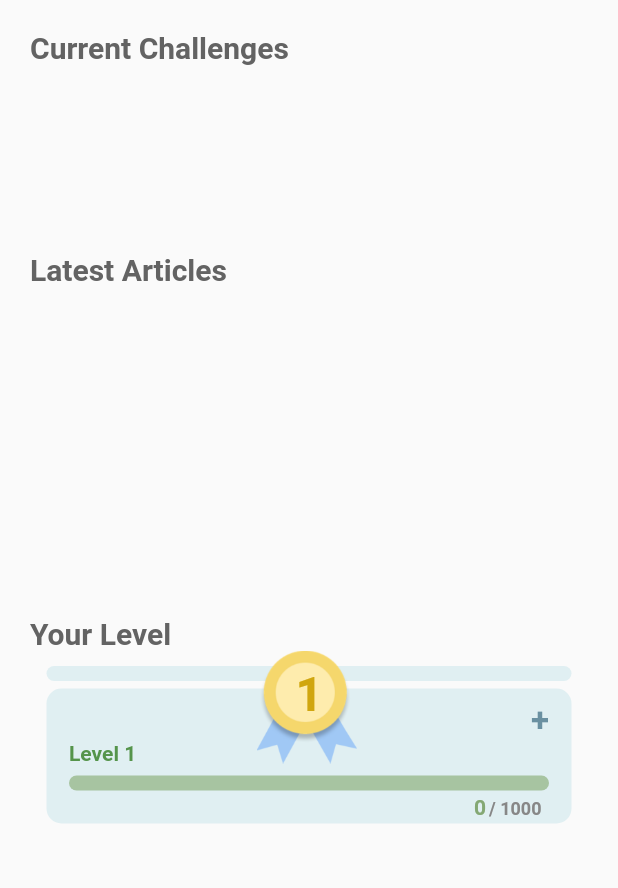
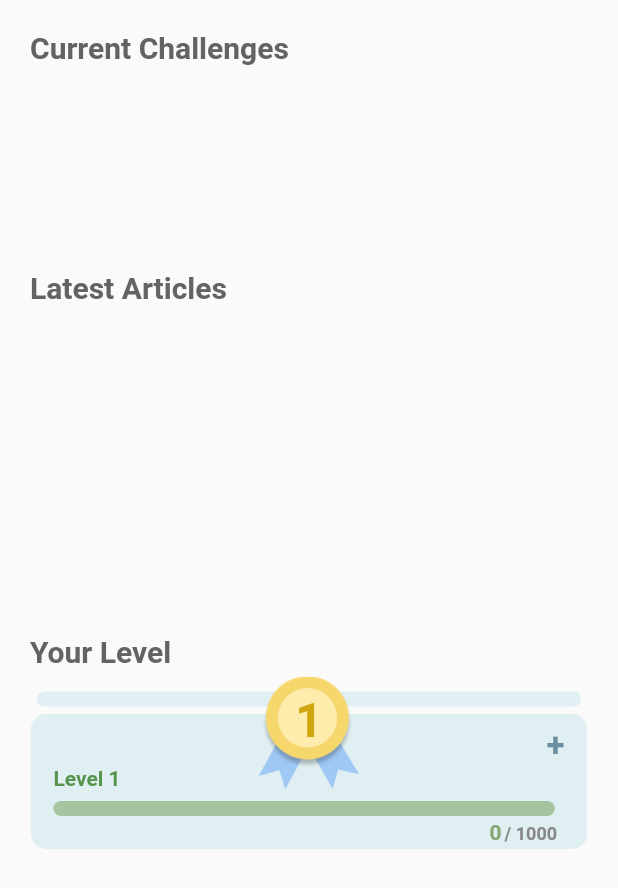
Before and after one commit to nabihbassil/SWM_Sustainability_App, a Flutter app: the HomeScreen screen opened directly, on a phone screen of 412 x 824 dp. Shown: the top 888 px of the screen. Run offline on Flutter 3.47's test engine with Material 2 defaults, Android fonts, the phone set to English and light mode, and no system bars; drawn by our look-alikes of percent_indicator; our stand-ins replace cloud_firestore, firebase_auth, firebase_core, firebase_storage, fluttertoast, google_fonts and 1 more; accounts and stored records are empty; Roboto replaces fonts that are missing (Arvo).

Commit message:
Styling changes

```diff
--- a/swm_app/lib/screens/home_screen.dart
+++ b/swm_app/lib/screens/home_screen.dart
@@ -1,4 +1,3 @@
-
 import 'package:cloud_firestore/cloud_firestore.dart';
 
 import 'package:flutter/material.dart';
@@ -19,11 +18,13 @@ class HomeScreen extends StatefulWidget {
 }
 
 class _HomeScreenState extends State<HomeScreen> {
+  final Query _level = FirebaseFirestore.instance.collection('Levels');
   List<Object> _newsList = [];
-  final Query _news = FirebaseFirestore.instance.collection('news');
-  int points = 800;
+
+  int points = 0;
+  int level = 1;
   int leveltotal = 1000;
-  int level = 1;
+
   List LProgress = ['0'];
   UserModel userData = UserModel();
 
@@ -35,6 +36,8 @@ class _HomeScreenState extends State<HomeScreen> {
       points = userData.points!;
     });
   }
+
+  getLevel() {}
 
   GetAllModulesInProgress() async {
     await UserService()
@@ -60,11 +63,11 @@ class _HomeScreenState extends State<HomeScreen> {
   @override
   Widget build(BuildContext context) {
     return Scaffold(
-      body: Center(
+      body: SingleChildScrollView(
         child: Padding(
           padding: const EdgeInsets.all(20),
           child: Column(
-            mainAxisAlignment: MainAxisAlignment.start,
+            mainAxisAlignment: MainAxisAlignment.center,
             crossAxisAlignment: CrossAxisAlignment.center,
             children: <Widget>[
               Align(
@@ -78,7 +81,7 @@ class _HomeScreenState extends State<HomeScreen> {
                           fontWeight: FontWeight.bold),
                     ),
                   )),
-              const SizedBox(height: 5),
+              const SizedBox(height: 10),
               SizedBox(
                   width: MediaQuery.of(context).size.width,
                   height: 120,
@@ -100,10 +103,10 @@ class _HomeScreenState extends State<HomeScreen> {
                             return Row(children: [
                               Column(
                                 children: [
+                                  Row(children: [
                                     Align(
                                       alignment: Alignment.topLeft,
                                       child: SizedBox(
-                                      width: 340,
                                         child: Text(
                                           item['modName'],
                                           style: const TextStyle(
@@ -114,8 +117,13 @@ class _HomeScreenState extends State<HomeScreen> {
                                         ),
                                       ),
                                     ),
+                                    SizedBox(
+                                      width: MediaQuery.of(context).size.width -
+                                          150,
+                                    )
+                                  ]),
                                   const SizedBox(
-                                    height: 4,
+                                    height: 5,
                                   ),
                                   GestureDetector(
                                     onTap: () {
@@ -129,10 +137,11 @@ class _HomeScreenState extends State<HomeScreen> {
                                                   )));
                                     },
                                     child: Container(
-                                      padding:
-                                          const EdgeInsets.symmetric(horizontal: 10),
+                                      padding: const EdgeInsets.symmetric(
+                                          horizontal: 10),
                                       height: 90,
-                                      width: 370,
+                                      width: MediaQuery.of(context).size.width *
+                                          0.9,
                                       child: ClipRRect(
                                         borderRadius: BorderRadius.circular(8),
                                         child: Stack(
@@ -142,7 +151,8 @@ class _HomeScreenState extends State<HomeScreen> {
                                               fit: BoxFit.cover,
                                               width: MediaQuery.of(context)
                                                       .size
-                                                  .width,
+                                                      .width -
+                                                  40,
                                             ),
                                             Positioned(
                                               top: 10,
@@ -171,6 +181,7 @@ class _HomeScreenState extends State<HomeScreen> {
                           }).toList(),
                         ));
                       })),
+              const SizedBox(height: 7),
               Align(
                   alignment: Alignment.centerLeft,
                   child: Container(
@@ -182,10 +193,10 @@ class _HomeScreenState extends State<HomeScreen> {
                           fontWeight: FontWeight.bold),
                     ),
                   )),
-              const SizedBox(height: 5),
+              const SizedBox(height: 10),
               SizedBox(
-                  width: MediaQuery.of(context).size.width,
-                  height: 210,
+                  width: MediaQuery.of(context).size.width * 0.9,
+                  height: 200,
                   child: Expanded(
                       child: ListView.builder(
                     shrinkWrap: false,
@@ -195,7 +206,7 @@ class _HomeScreenState extends State<HomeScreen> {
                       return ArticleCard(_newsList[index] as Article);
                     },
                   ))),
-              const SizedBox(height: 5),
+              const SizedBox(height: 10),
               Align(
                   alignment: Alignment.centerLeft,
                   child: Container(
@@ -207,22 +218,24 @@ class _HomeScreenState extends State<HomeScreen> {
                           fontWeight: FontWeight.bold),
                     ),
                   )),
-              const SizedBox(height: 10),
+              const SizedBox(height: 15),
               GestureDetector(
                   onTap: () {
-                    Navigator.of(context).push(
-                        MaterialPageRoute(builder: (context) => const Levels()));
+                    Navigator.of(context).push(MaterialPageRoute(
+                        builder: (context) => const Levels()));
                   },
                   // change to navigation to awareness screen
                   child: SizedBox(
                       height: 120,
-                      width: 350,
+                      width: MediaQuery.of(context).size.width * 0.9,
                       child: Center(
-                          child:
-                              Stack(clipBehavior: Clip.none, children: <Widget>[
+                          child: Stack(
+                              clipBehavior: Clip.none,
+                              alignment: Alignment.center,
+                              children: <Widget>[
                             Container(
                                 height: 90,
-                            width: 350,
+                                width: MediaQuery.of(context).size.width * 0.9,
                                 decoration: const BoxDecoration(
                                     color: Color.fromARGB(255, 224, 239, 242),
                                     borderRadius:
@@ -231,15 +244,15 @@ class _HomeScreenState extends State<HomeScreen> {
                               bottom: 95,
                               child: Container(
                                   height: 10,
-                              width: 350,
+                                  width:
+                                      MediaQuery.of(context).size.width * 0.88,
                                   decoration: const BoxDecoration(
                                       color: Color.fromARGB(255, 224, 239, 242),
-                                  borderRadius:
-                                      BorderRadius.all(Radius.circular(20)))),
+                                      borderRadius: BorderRadius.all(
+                                          Radius.circular(20)))),
                             ),
                             const Positioned(
                               bottom: 40,
-                          left: 140,
                               child: SizedBox(
                                 height: 75,
                                 child: Image(
@@ -260,13 +273,13 @@ class _HomeScreenState extends State<HomeScreen> {
                                 )),
                             Positioned(
                                 bottom: 67,
-                            left: 166,
                                 child: Text(level.toString(),
                                     textAlign: TextAlign.left,
                                     style: GoogleFonts.arvo(
                                       textStyle: const TextStyle(
                                           fontSize: 32,
-                                      color: Color.fromARGB(255, 208, 166, 15),
+                                          color:
+                                              Color.fromARGB(255, 208, 166, 15),
                                           fontWeight: FontWeight.bold),
                                     ))),
                             const Positioned(
@@ -285,16 +298,18 @@ class _HomeScreenState extends State<HomeScreen> {
                                 bottom: 22,
                                 left: 5,
                                 child: SizedBox(
-                              width: 340,
+                                  width:
+                                      MediaQuery.of(context).size.width * 0.86,
                                   child: LinearPercentIndicator(
                                     animateFromLastPercent: true,
                                     animationDuration: 5000,
                                     barRadius: const Radius.circular(16.0),
                                     lineHeight: 10,
                                     percent: points / leveltotal,
-                                backgroundColor:
-                                    const Color.fromARGB(255, 167, 196, 161),
-                                progressColor: const Color.fromARGB(255, 23, 141, 4),
+                                    backgroundColor: const Color.fromARGB(
+                                        255, 167, 196, 161),
+                                    progressColor:
+                                        const Color.fromARGB(255, 23, 141, 4),
                                   ),
                                 )),
                             Positioned(
--- a/swm_app/lib/screens/splash.dart
+++ b/swm_app/lib/screens/splash.dart
@@ -16,9 +16,9 @@ class _SplashState extends State<Splash> {
   }
 
   _navigatetologin() async {
-    await Future.delayed(const Duration(milliseconds: 2100), () {});
-    Navigator.pushReplacement(
-        context, MaterialPageRoute(builder: ((context) => const LoginScreen())));
+    await Future.delayed(const Duration(milliseconds: 2000), () {});
+    Navigator.pushReplacement(context,
+        MaterialPageRoute(builder: ((context) => const LoginScreen())));
   }
 
   @override
```
Also changed, not shown: swm_app/lib/Components/singlearticle.dart (+11 -8 lines), swm_app/lib/screens/awareness_main.dart (+6 -5 lines), swm_app/lib/screens/badges.dart (+16 -16 lines), swm_app/lib/screens/challenge_main.dart (+8 -7 lines), swm_app/lib/screens/challenge_screen.dart (+175 -160 lines), swm_app/lib/screens/news_screen.dart (+14 -9 lines), swm_app/lib/screens/profile_screen.dart (+39 -35 lines), swm_app/pubspec.lock, 1 other file. Lines whose indentation alone changed are shown as unchanged.
